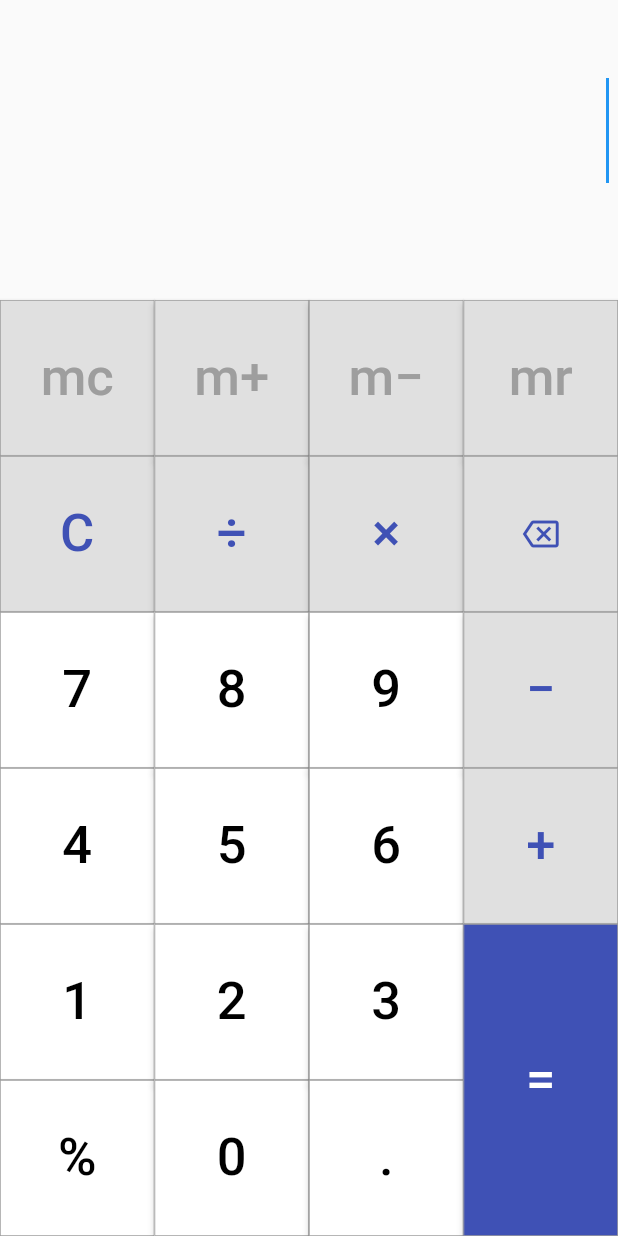
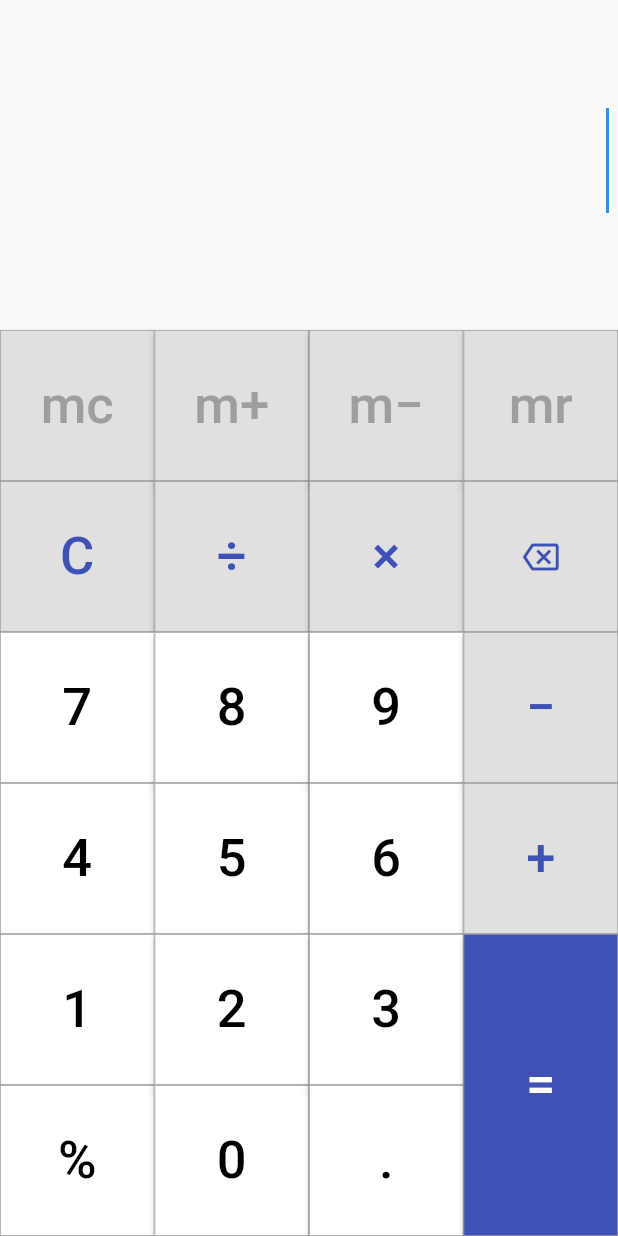
Before and after one commit to oezeb/Calculator, a Flutter app: the screen it shows after launch, on a phone screen of 412 x 824 dp. Run offline on Flutter 3.47's test engine with Material 2 defaults, Android fonts, the phone set to English and light mode, and no system bars.

```diff
--- a/lib/home_page_view.dart
+++ b/lib/home_page_view.dart
@@ -172,6 +172,7 @@ class _HomePageState extends State<HomePage> {
     return Scaffold(
       body: SingleChildScrollView(
         child: Container(
+          padding: EdgeInsets.only(top: 20),
           height: MediaQuery.of(context).size.height,
           width: _screenWidth,
           child: Column(
@@ -350,6 +351,7 @@ class _HomePageState extends State<HomePage> {
                               onPressed: () {
                                 _scrollHorizontal();
                                 _scrollVertical();
+                                _updateFontSize();
                               },
                             ),
                           ),
```
Also changed, not shown: assets/images/snap.gif (added), 2 other files.
